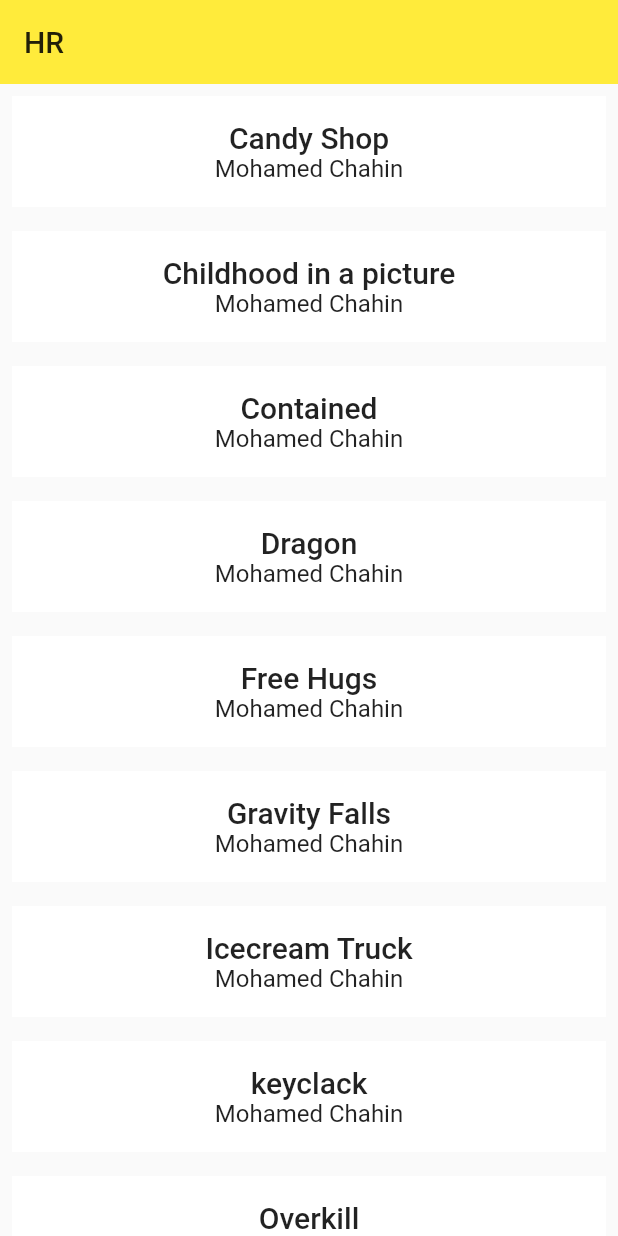
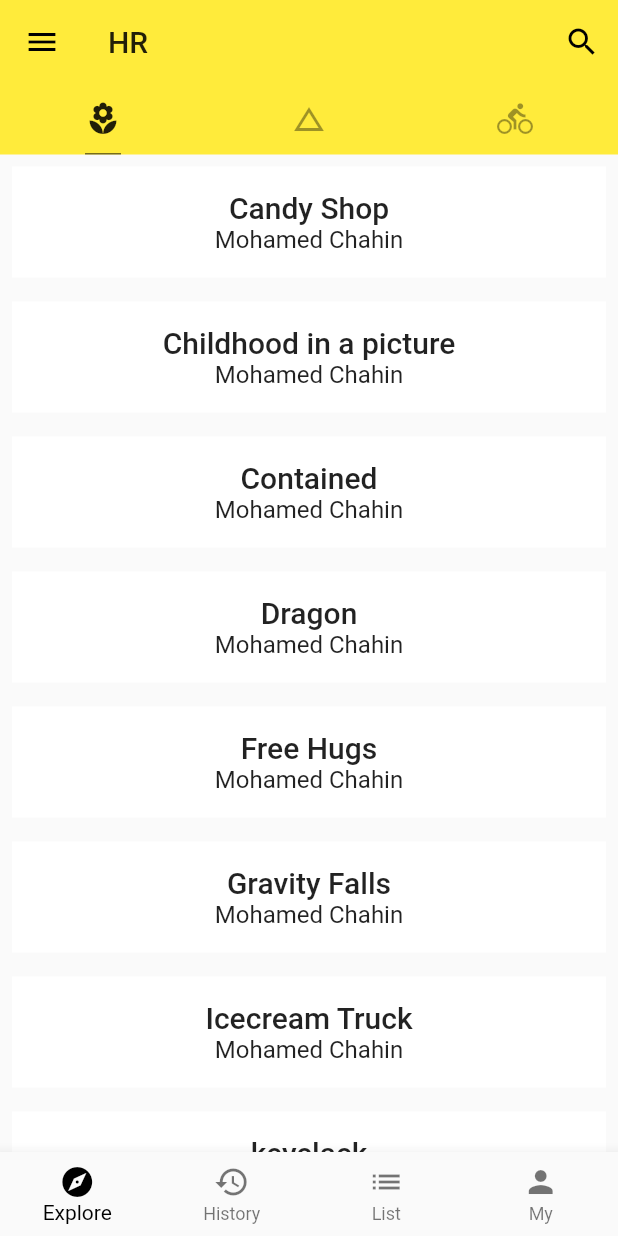
Before and after one commit to 2402zmybie/hr_flutter, a Flutter app: the screen it shows after launch, on a phone screen of 412 x 824 dp. Run offline on Flutter 3.47's test engine with Material 2 defaults, Android fonts, the phone set to English and light mode, and no system bars.

Commit message:
TabBar,drawer,BottomNavigationbar

```diff
--- /dev/null
+++ b/lib/demo/bottom_navigation_bar_demo.dart
@@ -0,0 +1,43 @@
+import 'package:flutter/material.dart';
+
+class BottomNaviationBarDemo extends StatefulWidget {
+  @override
+  _BottomNaviationBarDemoState createState() => _BottomNaviationBarDemoState();
+}
+
+class _BottomNaviationBarDemoState extends State<BottomNaviationBarDemo> {
+  int _currentIndex = 0;
+  void _onTapHandler(int index) {
+    setState(() {
+      this._currentIndex = index;
+    });
+  }
+
+  @override
+  Widget build(BuildContext context) {
+    return BottomNavigationBar(
+      currentIndex: _currentIndex,
+      onTap: _onTapHandler,
+      type: BottomNavigationBarType.fixed,
+      fixedColor: Colors.black,
+      items: [
+        BottomNavigationBarItem(
+            icon: Icon(Icons.explore),
+            title: Text('Explore')
+        ),
+        BottomNavigationBarItem(
+            icon: Icon(Icons.history),
+            title: Text('History')
+        ),
+        BottomNavigationBarItem(
+            icon: Icon(Icons.list),
+            title: Text('List')
+        ),
+        BottomNavigationBarItem(
+            icon: Icon(Icons.person),
+            title: Text('My')
+        ),
+      ],
+    );
+  }
+}
--- /dev/null
+++ b/lib/demo/listview_demo.dart
@@ -0,0 +1,41 @@
+import 'package:flutter/material.dart';
+import 'package:hr_flutter/utils/FadeInImageWithoutAuth.dart';
+import 'package:hr_flutter/model/post.dart';
+
+
+class ListViewDemo extends StatelessWidget {
+  Widget _listItemBuilder(BuildContext context,int index) {
+    return Container(
+      color: Colors.white,
+      margin: EdgeInsets.all(8.0),
+      child: Column(
+        children: <Widget>[
+          // Image.network(posts[index].imageUrl),
+          //支持https请求的图片显示方式
+          FadeInImageWithoutAuth.assetNetwork(placeholder: 'childhood-in-a-picture.jpg', image: posts[index].imageUrl),
+          SizedBox(height: 16.0),
+          Text(
+            posts[index].title,
+            style: Theme.of(context).textTheme.title,
+          ),
+          Text(
+            posts[index].author,
+            style: Theme.of(context).textTheme.subhead,
+          ),
+          SizedBox(
+            height: 16.0,
+          )
+        ],
+      ),
+    );
+  }
+
+
+  @override
+  Widget build(BuildContext context) {
+    return ListView.builder(
+      itemCount: posts.length,
+      itemBuilder: _listItemBuilder,
+    );
+  }
+}
--- a/lib/main.dart
+++ b/lib/main.dart
@@ -1,8 +1,9 @@
+import 'package:flutter/cupertino.dart';
 import 'package:flutter/material.dart';
 import 'package:flutter/painting.dart';
-import 'package:hr_flutter/utils/FadeInImageWithoutAuth.dart';
-import 'package:hr_flutter/utils/NetworkImageWithoutAuth.dart';
-import 'model/post.dart';
+import 'demo/listview_demo.dart';
+import 'demo/drawer_demo.dart';
+import 'demo/bottom_navigation_bar_demo.dart';
 
 void main() => runApp(App());
 
@@ -13,69 +14,59 @@ class App extends StatelessWidget {
       debugShowCheckedModeBanner: false,
       home: Home(),
       theme: ThemeData(
-        primarySwatch: Colors.yellow
-      ),
+        primarySwatch: Colors.yellow,
+        //设置按下的颜色
+        highlightColor: Color.fromRGBO(255, 255, 255, 0.5),
+        //设置水波纹的颜色
+        splashColor: Colors.white70
+      )
     );
   }
 }
 
 class Home extends StatelessWidget {
-  Widget _listItemBuilder(BuildContext context,int index) {
-    return Container(
-      color: Colors.white,
-      margin: EdgeInsets.all(8.0),
-      child: Column(
-        children: <Widget>[
-          // Image.network(posts[index].imageUrl),
-          //支持https请求的图片显示方式
-          FadeInImageWithoutAuth.assetNetwork(placeholder: 'childhood-in-a-picture.jpg', image: posts[index].imageUrl),
-          SizedBox(height: 16.0),
-          Text(
-            posts[index].title,
-            style: Theme.of(context).textTheme.title,
-          ),
-          Text(
-            posts[index].author,
-            style: Theme.of(context).textTheme.subhead,
-          ),
-          SizedBox(
-            height: 16.0,
-          )
-        ],
-      ),
-    );
-  }
+
 
   @override
   Widget build(BuildContext context) {
-    return Scaffold(
-        appBar: AppBar(
-          title: Text("HR"),
-          //不设置appbar的阴影
-          elevation: 0.0,
-        ),
-        body: ListView.builder(
-            itemCount: posts.length,
-            itemBuilder: _listItemBuilder,
+    return DefaultTabController(
+        length: 3,
+        child: Scaffold(
+          appBar: AppBar(
+            actions: <Widget>[
+              IconButton(
+                icon: Icon(Icons.search),
+                tooltip: 'Search',
+                onPressed: () => debugPrint('Search button is pressed'),
+              )
+            ],
+            title: Text("HR"),
+            //不设置appbar的阴影
+            elevation: 0.0,
+            bottom: TabBar(
+              unselectedLabelColor: Colors.black38,
+              indicatorColor: Colors.black54,
+              indicatorSize: TabBarIndicatorSize.label,
+              indicatorWeight: 1.0,
+              tabs: <Widget>[
+                Tab(icon: Icon(Icons.local_florist)),
+                Tab(icon: Icon(Icons.change_history)),
+                Tab(icon: Icon(Icons.directions_bike))
+              ],
+            ),
+          ),
+          body: TabBarView(
+            children: <Widget>[
+              ListViewDemo(),
+              Icon(Icons.change_history, size: 128, color: Colors.black12),
+              Icon(Icons.directions_bike, size: 128, color: Colors.black12),
+            ],
+          ),
+          //左边抽屉视图
+          drawer: DrawerDemo(),
+          //底部导航栏
+          bottomNavigationBar: BottomNaviationBarDemo(),
         )
     );
   }
 }
-
-
-class Hello extends StatelessWidget {
-  @override
-  Widget build(BuildContext context) {
-    return Center(
-      child: Text(
-        'hello',
-        textDirection: TextDirection.ltr,
-        style: TextStyle(
-            fontSize: 40.0,
-            fontWeight: FontWeight.bold,
-            color: Colors.black
-        ),
-      ),
-    );
-  }
-}
```
Also changed, not shown: lib/demo/drawer_demo.dart (added, +53 -0 lines), lib/demo/hello_demo.dart (added, +18 -0 lines), 1 other file.
